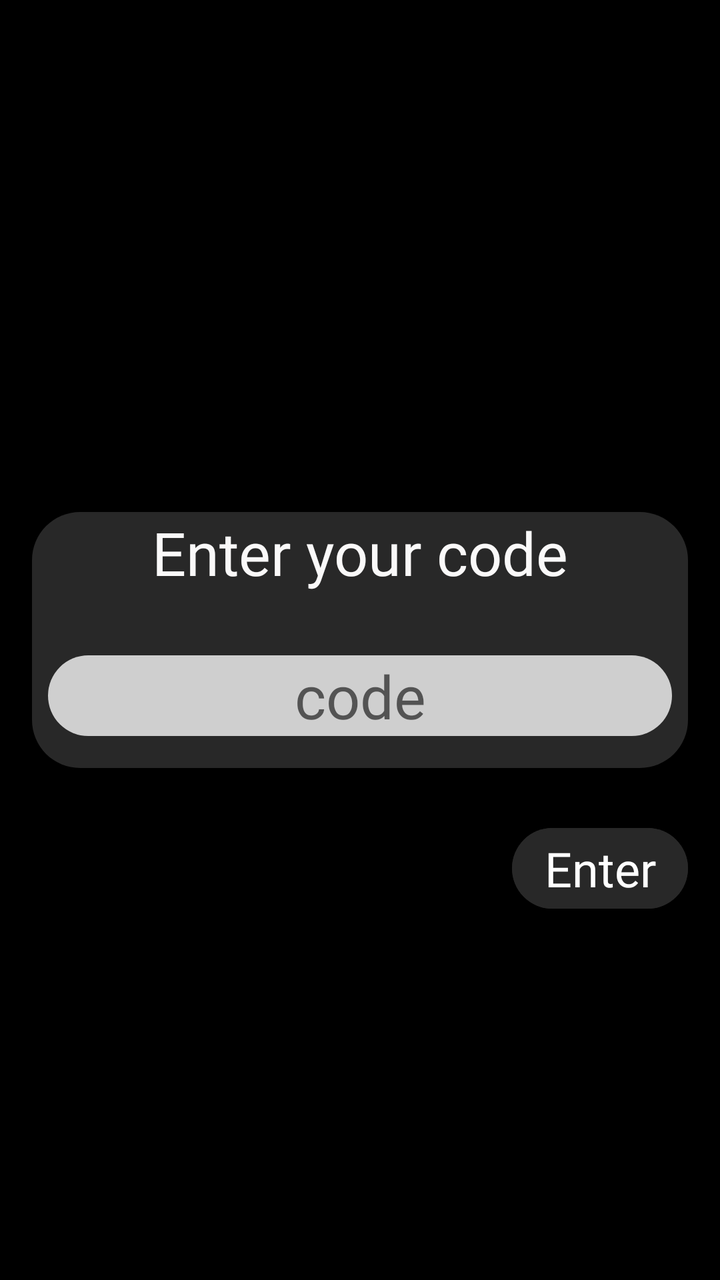
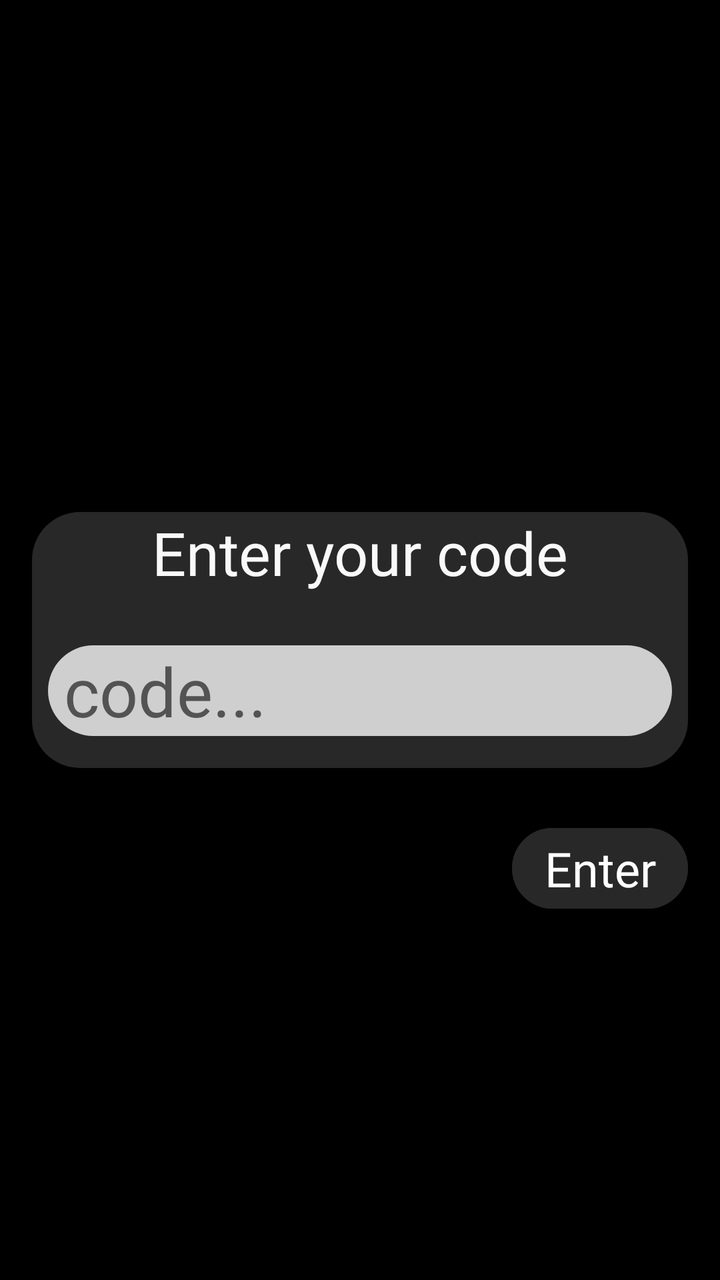

Compare the two renders of this Android layout. The source of the first and the diff that turns it into the second are given below.
<!-- AndroidManifest.xml: application theme Theme.MyApplication_Java -->
<!-- res/layout/activity_enter_auth_token.xml -->
<?xml version="1.0" encoding="utf-8"?>
<androidx.constraintlayout.widget.ConstraintLayout xmlns:android="http://schemas.android.com/apk/res/android"
    xmlns:app="http://schemas.android.com/apk/res-auto"
    xmlns:tools="http://schemas.android.com/tools"
    android:id="@+id/main"
    android:layout_width="match_parent"
    android:layout_height="match_parent"
    android:background="#000000"
    tools:context=".Activities.LoginActivity" >

    <com.google.android.material.button.MaterialButton
        android:id="@+id/enter_button"
        style="@style/text_style"
        android:layout_width="wrap_content"
        android:layout_height="wrap_content"
        android:layout_marginTop="24dp"
        android:backgroundTint="#282828"
        android:letterSpacing="0"
        android:text="Enter"
        android:textSize="24sp"
        app:cornerRadius="24dp"
        app:layout_constraintEnd_toEndOf="@+id/input_background"
        app:layout_constraintTop_toBottomOf="@+id/input_background" />

    <TextView
        android:id="@+id/input_background"
        android:layout_width="0dp"
        android:layout_height="128dp"
        android:layout_marginStart="16dp"
        android:layout_marginEnd="16dp"
        android:background="@drawable/rounded_box"
        android:fontFamily="@font/inter_bold"
        android:text="Enter your code"
        android:textAlignment="center"
        android:textColor="#FAF9F9"
        android:textSize="30sp"
        app:layout_constraintBottom_toBottomOf="parent"
        app:layout_constraintEnd_toEndOf="parent"
        app:layout_constraintStart_toStartOf="parent"
        app:layout_constraintTop_toTopOf="parent" />

    <EditText
        android:id="@+id/code_input"
        android:layout_width="0dp"
        android:layout_height="wrap_content"
        android:layout_marginStart="8dp"
        android:layout_marginEnd="8dp"
        android:layout_marginBottom="16dp"
        android:background="@drawable/rounded_box_very_light"
        android:ems="10"
        android:fontFamily="@font/inter_bold"
        android:inputType="text"
        android:lineSpacingExtra="8sp"
        android:hint="code"
        android:textAlignment="center"
        android:textColor="#282828"
        android:textSize="30dp"
        app:layout_constraintBottom_toBottomOf="@+id/input_background"
        app:layout_constraintEnd_toEndOf="@+id/input_background"
        app:layout_constraintStart_toStartOf="@+id/input_background" />
</androidx.constraintlayout.widget.ConstraintLayout>
<!-- resources referenced by this layout -->
<resources>
  <!-- drawable rounded_box (drawable) -->
  <shape xmlns:android="http://schemas.android.com/apk/res/android">
  
      <solid android:color="#282828"/>
  
      <corners android:radius="24dp"/>
  
  </shape>
  <!-- drawable rounded_box_very_light (drawable) -->
  <?xml version="1.0" encoding="utf-8"?>
  <shape xmlns:android="http://schemas.android.com/apk/res/android">
  
      <solid android:color="#CFCFCF"/>
  
      <corners android:radius="24dp"/>
  
  </shape>
  <style name="text_style" parent="Widget.MaterialComponents.Button">
          <item name="android:fontFamily">@font/inter_bold</item>
          <item name="android:textAllCaps">false</item>
      </style>
  <style name="Theme.MyApplication_Java" parent="Theme.MaterialComponents.DayNight.NoActionBar">
          
          <item name="colorPrimary">@color/purple_500</item>
          <item name="colorPrimaryVariant">@color/purple_700</item>
          <item name="colorOnPrimary">@color/white</item>
          
          <item name="colorSecondary">@color/teal_200</item>
          <item name="colorSecondaryVariant">@color/teal_700</item>
          <item name="colorOnSecondary">@color/black</item>
          
          <item name="android:statusBarColor">?attr/colorPrimaryVariant</item>
          
      </style>
  <color name="purple_500">#FF6200EE</color>
  <color name="purple_700">#FF3700B3</color>
  <color name="white">#FFFFFFFF</color>
  <color name="teal_200">#FF03DAC5</color>
  <color name="teal_700">#FF018786</color>
  <color name="black">#FF000000</color>
</resources>

<!-- the commit's change to res/layout/activity_enter_auth_token.xml (unified diff, before → after) -->
@@ -49,12 +49,13 @@
         android:background="@drawable/rounded_box_very_light"
         android:ems="10"
         android:fontFamily="@font/inter_bold"
+        android:hint="code..."
         android:inputType="text"
         android:lineSpacingExtra="8sp"
-        android:hint="code"
-        android:textAlignment="center"
+        android:paddingStart="8dp"
+        android:textAlignment="textStart"
         android:textColor="#282828"
-        android:textSize="30dp"
+        android:textSize="34sp"
         app:layout_constraintBottom_toBottomOf="@+id/input_background"
         app:layout_constraintEnd_toEndOf="@+id/input_background"
         app:layout_constraintStart_toStartOf="@+id/input_background" />
